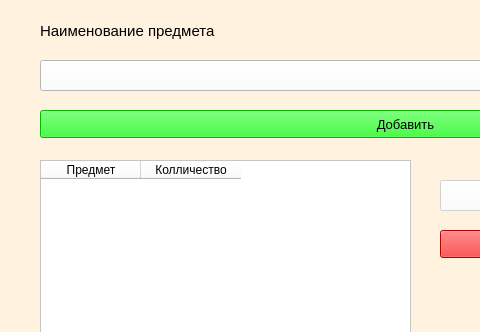
Old version of the form frontend/School_plan.ui in the repository saaasssska/helper_by_school; both pictures show x 0 to 480 and y 0 to 332 of the 818 by 598 pixel window.
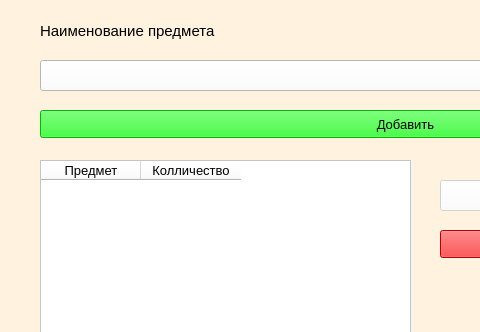
New version of the form.

Diff of the .ui file:
```diff
--- a/frontend/School_plan.ui
+++ b/frontend/School_plan.ui
@@ -172,7 +172,7 @@
   </widget>
   <widget class="QTableWidget" name="tableWidget">
    <property name="enabled">
-    <bool>true</bool>
+    <bool>false</bool>
    </property>
    <property name="geometry">
     <rect>
@@ -188,17 +188,28 @@
     </font>
    </property>
    <property name="styleSheet">
-    <string notr="true">background-color: rgb(255, 255, 255);</string>
+    <string notr="true">background-color: rgb(255, 255, 255);
+color: rgb(0, 0, 0);</string>
    </property>
    <column>
     <property name="text">
      <string>Предмет</string>
     </property>
+    <property name="font">
+     <font>
+      <pointsize>10</pointsize>
+     </font>
+    </property>
    </column>
    <column>
     <property name="text">
      <string>Колличество</string>
     </property>
+    <property name="font">
+     <font>
+      <pointsize>10</pointsize>
+     </font>
+    </property>
    </column>
   </widget>
   <widget class="QLabel" name="label_4">
```
